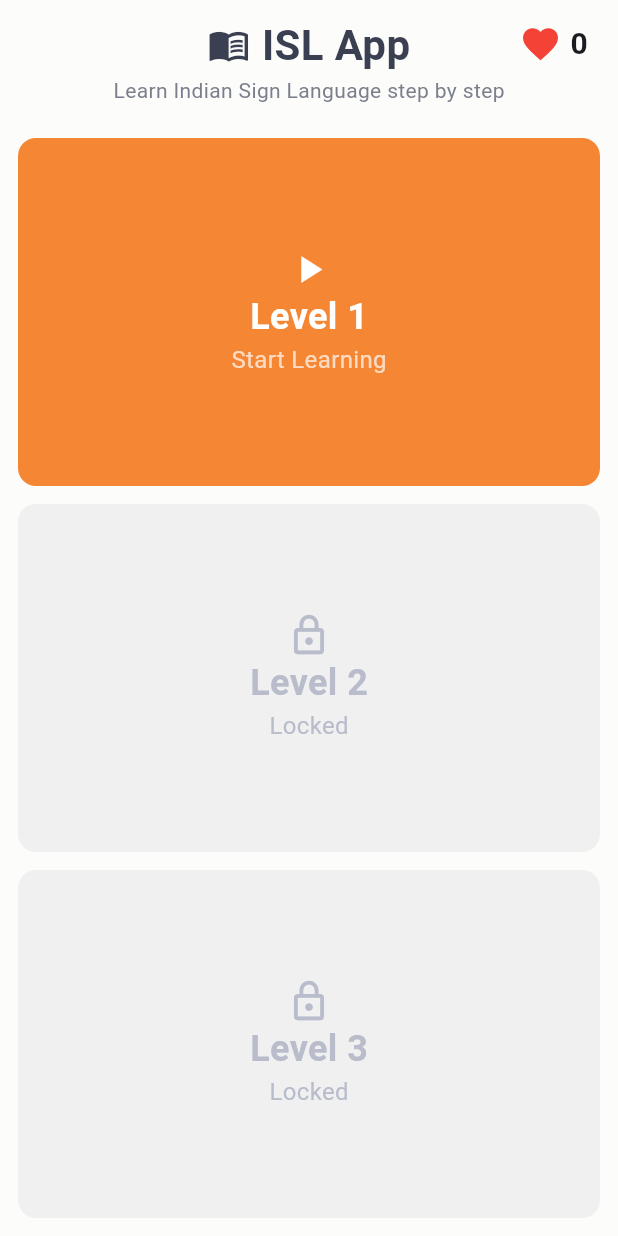
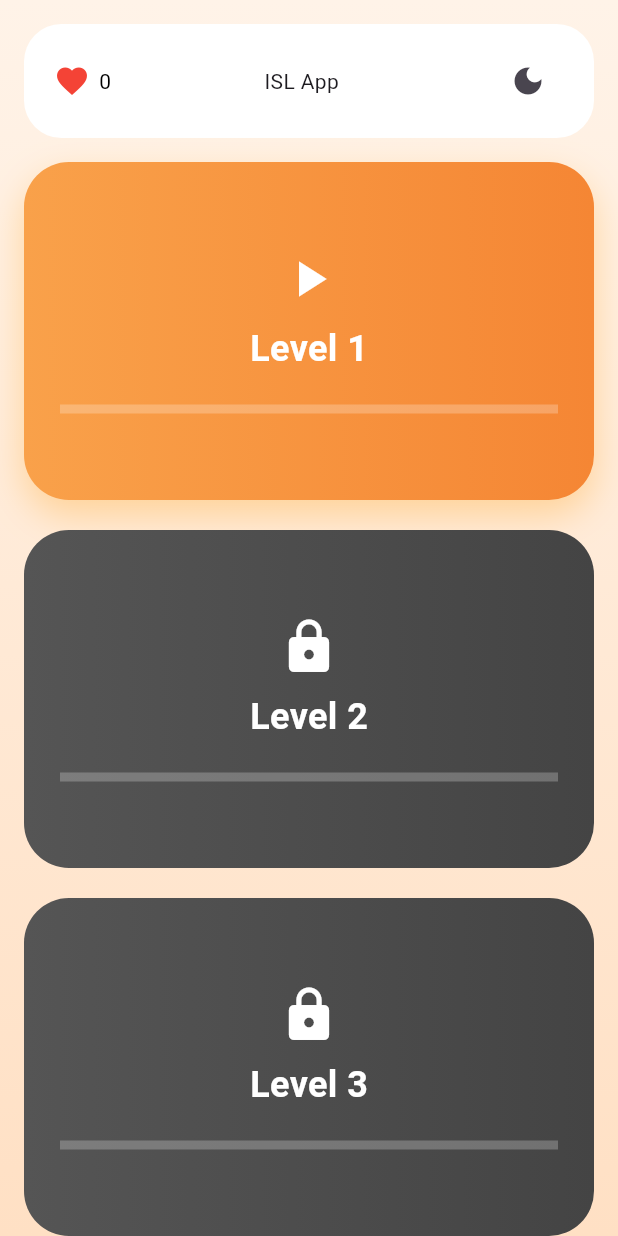
Before and after one commit to rahulgorhe4879/ISL_APP, a Flutter app: the LevelSelectionScreen screen opened directly, on a phone screen of 412 x 824 dp. Run offline on Flutter 3.47's test engine with Material 3 defaults, Android fonts, the phone set to English and light mode, and no system bars; our stand-ins replace video_player.

Commit message:
Level Screen changes

```diff
--- a/lib/main.dart
+++ b/lib/main.dart
@@ -21,74 +21,53 @@
 
 final Map<int, List<LessonPageData>> levelData = {
   1: [
-    LessonPageData(
-        videoAsset: 'assets/videos/bicycle.MOV',
-        imageAsset: 'assets/images/bicycle.png',
-        objectName: 'Bicycle'),
-    LessonPageData(
-        videoAsset: 'assets/videos/ball.MOV',
-        imageAsset: 'assets/images/ball.png',
-        objectName: 'Ball'),
-    LessonPageData(
-        videoAsset: 'assets/videos/car.MOV',
-        imageAsset: 'assets/images/car.png',
-        objectName: 'Car'),
-    LessonPageData(
-        videoAsset: 'assets/videos/boat.MOV',
-        imageAsset: 'assets/images/boat.png',
-        objectName: 'Boat'),
-    LessonPageData(
-        videoAsset: 'assets/videos/book.MOV',
-        imageAsset: 'assets/images/book.png',
-        objectName: 'Book'),
-    LessonPageData(
-        videoAsset: 'assets/videos/bag.MOV',
-        imageAsset: 'assets/images/bag.png',
-        objectName: 'Bag'),
-    LessonPageData(
-        videoAsset: 'assets/videos/clock.MOV',
-        imageAsset: 'assets/images/clock.png',
-        objectName: 'Clock'),
-    LessonPageData(
-        videoAsset: 'assets/videos/dog.MOV',
-        imageAsset: 'assets/images/dog.png',
-        objectName: 'Dog'),
-    LessonPageData(
-        videoAsset: 'assets/videos/fish.MOV',
-        imageAsset: 'assets/images/fish.png',
-        objectName: 'Fish'),
-    LessonPageData(
-        videoAsset: 'assets/videos/table.MOV',
-        imageAsset: 'assets/images/table.png',
-        objectName: 'Table'),
+    LessonPageData(videoAsset: 'assets/videos/bicycle.MOV', imageAsset: 'assets/images/bicycle.png', objectName: 'Bicycle'),
+    LessonPageData(videoAsset: 'assets/videos/ball.MOV', imageAsset: 'assets/images/ball.png', objectName: 'Ball'),
+    LessonPageData(videoAsset: 'assets/videos/car.MOV', imageAsset: 'assets/images/car.png', objectName: 'Car'),
+    LessonPageData(videoAsset: 'assets/videos/boat.MOV', imageAsset: 'assets/images/boat.png', objectName: 'Boat'),
+    LessonPageData(videoAsset: 'assets/videos/book.MOV', imageAsset: 'assets/images/book.png', objectName: 'Book'),
+    LessonPageData(videoAsset: 'assets/videos/bag.MOV', imageAsset: 'assets/images/bag.png', objectName: 'Bag'),
   ],
 };
-
-// ---------------- COLORS ----------------
-
-const Color kPrimaryColor = Color(0xFFF58634);
-const Color kPrimaryText = Color(0xFF3A3F51);
-const Color kBackgroundColor = Color(0xFFFCFCFA);
-
-// ---------------- MAIN ----------------
 
 void main() {
   runApp(
     ChangeNotifierProvider(
-      create: (context) => LevelProgress(),
+      create: (_) => LevelProgress(),
       child: const ISLApp(),
     ),
   );
 }
 
-// ---------------- LEVEL PROGRESS (GLOBAL STATE) ----------------
+// ---------------- GLOBAL STATE ----------------
 
 class LevelProgress extends ChangeNotifier {
   int _unlockedLevel = 1;
   int _hearts = 0;
+  bool _isDarkMode = false;
+
+  final Map<int, int> _levelCompletionCount = {};
 
   int get unlockedLevel => _unlockedLevel;
   int get hearts => _hearts;
+  bool get isDarkMode => _isDarkMode;
+
+  void toggleTheme() {
+    _isDarkMode = !_isDarkMode;
+    notifyListeners();
+  }
+
+  void addHeart() {
+    _hearts++;
+    notifyListeners();
+  }
+
+  void removeHeart() {
+    if (_hearts > 0) {
+      _hearts--;
+      notifyListeners();
+    }
+  }
 
   void completeLevel(int level) {
     if (level == _unlockedLevel) {
@@ -104,106 +83,142 @@
     }
   }
 
-  void addHeart() {
-    _hearts++;
+  void incrementLevelProgress(int level) {
+    _levelCompletionCount[level] =
+        (_levelCompletionCount[level] ?? 0) + 1;
     notifyListeners();
   }
 
-  void removeHeart() {
-    if (_hearts > 0) {
-      _hearts--;
-      notifyListeners();
-    }
+  double getProgress(int level, int totalItems) {
+    final completed = _levelCompletionCount[level] ?? 0;
+    if (totalItems == 0) return 0;
+    return (completed / totalItems).clamp(0.0, 1.0);
   }
 }
 
 // ---------------- APP ----------------
 
 class ISLApp extends StatelessWidget {
-  const ISLApp({Key? key}) : super(key: key);
+  const ISLApp({super.key});
 
   @override
   Widget build(BuildContext context) {
-    return const MaterialApp(
-      home: LevelSelectionScreen(),
+    return Consumer<LevelProgress>(
+      builder: (context, progress, _) {
+        return MaterialApp(
           debugShowCheckedModeBanner: false,
+          themeMode:
+          progress.isDarkMode ? ThemeMode.dark : ThemeMode.light,
+          theme: ThemeData.light(),
+          darkTheme: ThemeData.dark(),
+          home: const LevelSelectionScreen(),
+        );
+      },
     );
   }
 }
 
-// ---------------- LEVEL SELECTION SCREEN ----------------
+// ---------------- LEVEL SELECTION ----------------
 
 class LevelSelectionScreen extends StatelessWidget {
-  const LevelSelectionScreen({Key? key}) : super(key: key);
+  const LevelSelectionScreen({super.key});
 
   @override
   Widget build(BuildContext context) {
     return Consumer<LevelProgress>(
-      builder: (context, levelProgress, child) {
+      builder: (context, progress, _) {
+        final isDark = progress.isDarkMode;
+
         return Scaffold(
-          backgroundColor: kBackgroundColor,
-          body: SafeArea(
-            child: Stack(
+          body: Container(
+            decoration: BoxDecoration(
+              gradient: isDark
+                  ? const LinearGradient(
+                colors: [
+                  Color(0xFF0F172A),
+                  Color(0xFF1E293B),
+                ],
+                begin: Alignment.topCenter,
+                end: Alignment.bottomCenter,
+              )
+                  : const LinearGradient(
+                colors: [
+                  Color(0xFFFFF3E8),
+                  Color(0xFFFFE0C4),
+                ],
+                begin: Alignment.topCenter,
+                end: Alignment.bottomCenter,
+              ),
+            ),
+            child: SafeArea(
+              child: Column(
                 children: [
 
-                // MAIN CONTENT
-                Column(
+                  // HEADER
+                  Container(
+                    margin: const EdgeInsets.all(16),
+                    padding: const EdgeInsets.symmetric(
+                        horizontal: 20, vertical: 14),
+                    decoration: BoxDecoration(
+                      color:
+                      isDark ? Colors.black54 : Colors.white,
+                      borderRadius:
+                      BorderRadius.circular(25),
+                    ),
+                    child: Row(
+                      mainAxisAlignment:
+                      MainAxisAlignment.spaceBetween,
                       children: [
-                    const SizedBox(height: 10),
-                    const _AppHeader(),
-                    const SizedBox(height: 10),
-                    Expanded(
-                      child: Padding(
-                        padding:
-                        const EdgeInsets.all(12.0),
-                        child: Column(
+                        Row(
                           children: [
-                            _buildLevelItem(
-                                context,
-                                1,
-                                levelProgress),
-                            const SizedBox(height: 12),
-                            _buildLevelItem(
-                                context,
-                                2,
-                                levelProgress),
-                            const SizedBox(height: 12),
-                            _buildLevelItem(
-                                context,
-                                3,
-                                levelProgress),
-                          ],
-                        ),
+                            const Icon(Icons.favorite,
+                                color: Colors.red),
+                            const SizedBox(width: 6),
+                            Text(
+                              "${progress.hearts}",
+                              style: TextStyle(
+                                color: isDark
+                                    ? Colors.white
+                                    : Colors.black,
                               ),
                             ),
                           ],
                         ),
-
-                // ❤️ GLOBAL HEART DISPLAY
-                Positioned(
-                  top: 15,
-                  right: 20,
-                  child: Row(
-                    children: [
-                      const Icon(
-                        Icons.favorite,
-                        color: Colors.red,
-                        size: 28,
+                        const Text("ISL App"),
+                        IconButton(
+                          icon: Icon(
+                            isDark
+                                ? Icons.light_mode
+                                : Icons.dark_mode,
                           ),
-                      const SizedBox(width: 6),
-                      Text(
-                        '${levelProgress.hearts}',
-                        style:
-                        const TextStyle(
-                          fontSize: 20,
-                          fontWeight:
-                          FontWeight.bold,
-                        ),
-                      ),
+                          onPressed: () =>
+                              progress.toggleTheme(),
+                        )
                       ],
                     ),
                   ),
+
+                  Expanded(
+                    child: Padding(
+                      padding:
+                      const EdgeInsets.symmetric(
+                          horizontal: 16),
+                      child: Column(
+                        children: [
+                          _buildLevelCard(
+                              context, 1, progress, isDark),
+                          const SizedBox(height: 20),
+                          _buildLevelCard(
+                              context, 2, progress, isDark),
+                          const SizedBox(height: 20),
+                          _buildLevelCard(
+                              context, 3, progress, isDark),
                         ],
+                      ),
+                    ),
+                  )
+                ],
+              ),
             ),
           ),
         );
@@ -211,142 +226,119 @@
     );
   }
 
-  Widget _buildLevelItem(
+  Widget _buildLevelCard(
       BuildContext context,
       int level,
-      LevelProgress progress) {
-    bool isLocked =
-        level > progress.unlockedLevel;
+      LevelProgress progress,
+      bool isDark) {
+
+    bool isLocked = level > progress.unlockedLevel;
+
+    int totalItems =
+    level == 1 ? levelData[1]?.length ?? 1 : 5;
+
+    double progressValue =
+    progress.getProgress(level, totalItems);
 
     return Expanded(
-      child: LevelButton(
-        levelNumber: level,
-        isLocked: isLocked,
-        onPressed: () {
-          Widget screen =
-          (level == 2)
+      child: GestureDetector(
+        onTap: isLocked
+            ? null
+            : () {
+          Widget screen = (level == 2)
               ? HiddenObjectGameScreen(
               level: level)
-              : LevelScreen(
-              level: level);
+              : LevelScreen(level: level);
 
           Navigator.push(
             context,
             MaterialPageRoute(
-                builder: (context) =>
-                screen),
+                builder: (_) => screen),
           );
         },
-      ),
-    );
-  }
-}
+        child: Container(
+          decoration: BoxDecoration(
+            borderRadius:
+            BorderRadius.circular(30),
 
-// ---------------- HEADER ----------------
-
-class _AppHeader extends StatelessWidget {
-  const _AppHeader({Key? key}) : super(key: key);
-
-  @override
-  Widget build(BuildContext context) {
-    return Column(
-      children: const [
-        Row(
-          mainAxisAlignment:
-          MainAxisAlignment.center,
-          children: [
-            Icon(Icons.menu_book,
-                color: kPrimaryText,
-                size: 28),
-            SizedBox(width: 8),
-            Text(
-              'ISL App',
-              style: TextStyle(
-                color: kPrimaryText,
-                fontSize: 28,
-                fontWeight:
-                FontWeight.bold,
-              ),
-            ),
+            // 🔥 DARKER PREMIUM BUTTONS
+            gradient: isLocked
+                ? LinearGradient(
+              colors: isDark
+                  ? const [
+                Color(0xFF2A2A2A),
+                Color(0xFF1F1F1F)
+              ]
+                  : const [
+                Color(0xFF555555),
+                Color(0xFF444444)
+              ],
+            )
+                : isDark
+                ? const LinearGradient(
+              colors: [
+                Color(0xFF1E1B4B),
+                Color(0xFF0F172A),
+              ],
+              begin: Alignment.topLeft,
+              end: Alignment.bottomRight,
+            )
+                : const LinearGradient(
+              colors: [
+                Color(0xFFF9A14A),
+                Color(0xFFF58634),
               ],
             ),
-        Text(
-          'Learn Indian Sign Language step by step',
-          style: TextStyle(
-              color: Color(0xFF7B7F8C),
-              fontSize: 14),
+
+            boxShadow: [
+              if (!isLocked)
+                BoxShadow(
+                  color: isDark
+                      ? Colors.indigo
+                      .withOpacity(0.5)
+                      : Colors.orange
+                      .withOpacity(0.3),
+                  blurRadius: 20,
+                  offset:
+                  const Offset(0, 10),
+                )
+            ],
           ),
-      ],
-    );
-  }
-}
-
-// ---------------- LEVEL BUTTON ----------------
-
-class LevelButton extends StatelessWidget {
-  final int levelNumber;
-  final bool isLocked;
-  final VoidCallback onPressed;
-
-  const LevelButton({
-    Key? key,
-    required this.levelNumber,
-    required this.isLocked,
-    required this.onPressed,
-  }) : super(key: key);
-
-  @override
-  Widget build(BuildContext context) {
-    return InkWell(
-      onTap: isLocked ? null : onPressed,
-      child: Container(
-        width: double.infinity,
-        decoration: BoxDecoration(
-          color: isLocked
-              ? const Color(0xFFF0F0F0)
-              : kPrimaryColor,
-          borderRadius:
-          BorderRadius.circular(12),
-        ),
+          child: Padding(
+            padding:
+            const EdgeInsets.all(24),
             child: Column(
               mainAxisAlignment:
               MainAxisAlignment.center,
               children: [
                 Icon(
                   isLocked
-                  ? Icons.lock_outline
+                      ? Icons.lock
                       : Icons.play_arrow,
-              color: isLocked
-                  ? const Color(
-                  0xFFB8BCCB)
-                  : Colors.white,
-              size: 30,
+                  color: Colors.white,
+                  size: 40,
                 ),
+                const SizedBox(height: 10),
                 Text(
-              'Level $levelNumber',
-              style: TextStyle(
+                  "Level $level",
+                  style: const TextStyle(
                     fontSize: 24,
+                    color: Colors.white,
                     fontWeight:
                     FontWeight.bold,
-                color: isLocked
-                    ? const Color(
-                    0xFFB8BCCB)
-                    : Colors.white,
                   ),
                 ),
-            Text(
-              isLocked
-                  ? 'Locked'
-                  : 'Start Learning',
-              style: TextStyle(
-                fontSize: 16,
-                color: isLocked
-                    ? const Color(
-                    0xFFB8BCCB)
-                    : Colors.white70,
+                const SizedBox(height: 20),
+                LinearProgressIndicator(
+                  value: progressValue,
+                  backgroundColor:
+                  Colors.white24,
+                  color: Colors.white,
+                  minHeight: 6,
+                ),
+              ],
             ),
           ),
-          ],
         ),
       ),
     );
```
Lines whose indentation alone changed are shown as unchanged.
